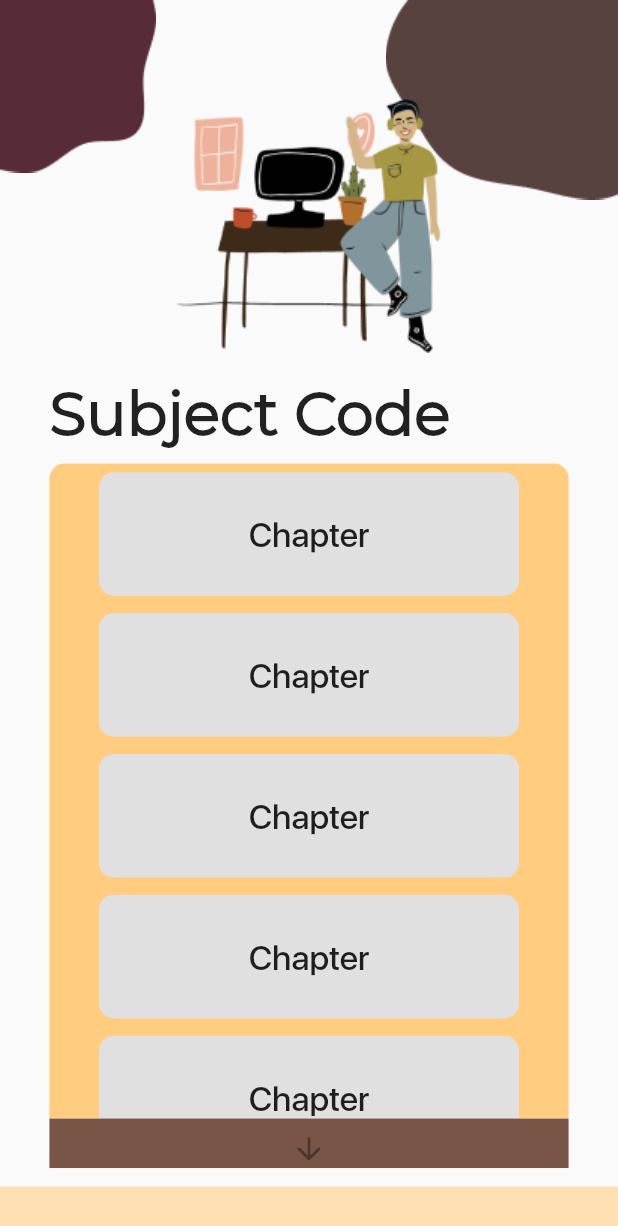
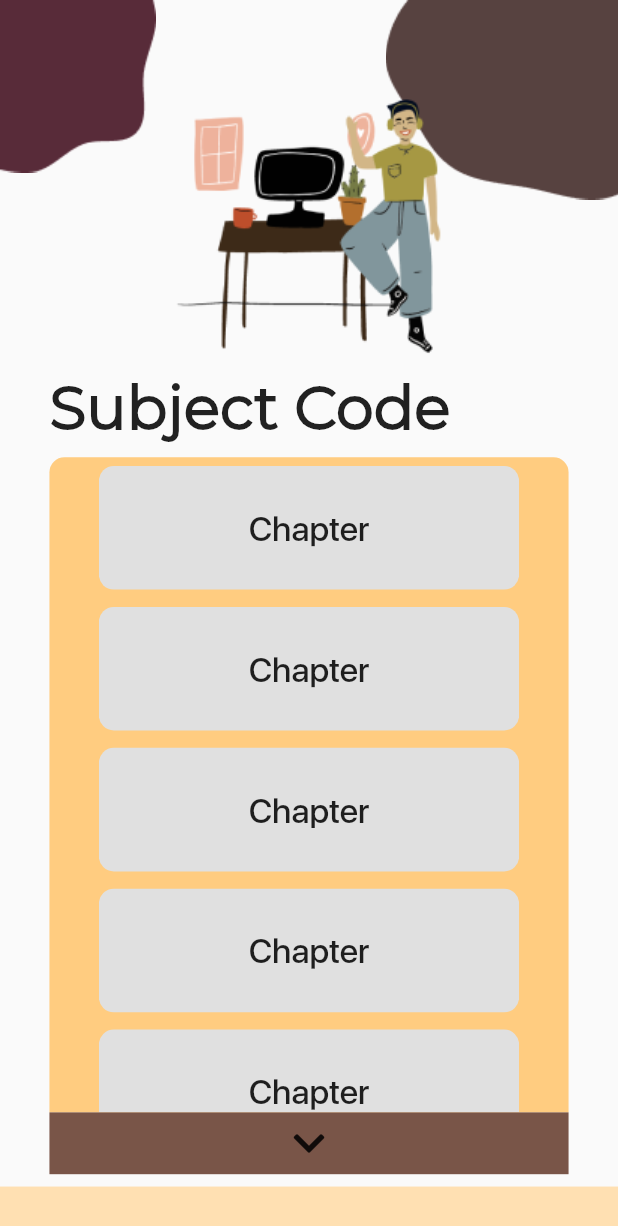
Before and after one commit to BlackTimber-Labs/Liberdeck, a Flutter app: the SubChpScreen screen opened by its route, on a phone screen of 412 x 824 dp. Shown: the top 1226 px of the screen. Run offline on Flutter 3.47's test engine with Material 2 defaults, Android fonts, the phone set to English and light mode, and no system bars; our stand-ins replace font_awesome_flutter.

Commit message:
added font awesome icon dependency

```diff
--- a/lib/widgets/sub_chp_screen/sub_chp_main_view.dart
+++ b/lib/widgets/sub_chp_screen/sub_chp_main_view.dart
@@ -1,4 +1,6 @@
 import 'package:flutter/material.dart';
+
+import 'package:font_awesome_flutter/font_awesome_flutter.dart';
 
 class SubChpMainView extends StatelessWidget {
   const SubChpMainView({
@@ -77,14 +79,14 @@ class SubChpMainView extends StatelessWidget {
           ),
         ),
         Container(
-          height: height * 0.04,
+          height: height * 0.05,
           decoration: BoxDecoration(
             color: Colors.brown,
           ),
           width: width,
           child: IconButton(
-            icon: Icon(Icons.arrow_downward_rounded),
-            onPressed: null,
+            icon: FaIcon(FontAwesomeIcons.chevronDown),
+            onPressed: (){},
           ),
         )
       ],
--- a/pubspec.yaml
+++ b/pubspec.yaml
@@ -12,6 +12,7 @@ dependencies:
   cupertino_icons: ^1.0.2
   flutter:
     sdk: flutter
+  font_awesome_flutter: ^9.1.0
   flutter_staggered_grid_view: ^0.4.0
 
 dev_dependencies:
```
Also changed, not shown: pubspec.lock.
